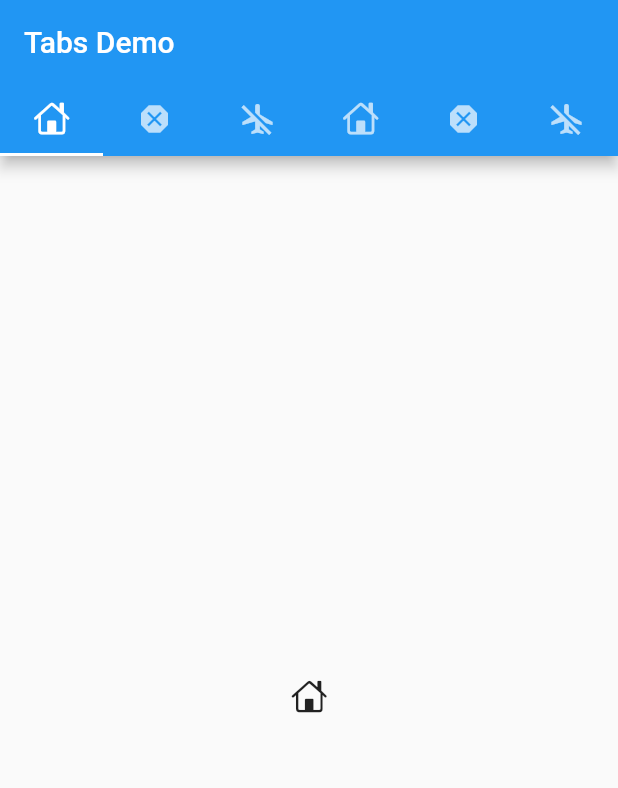
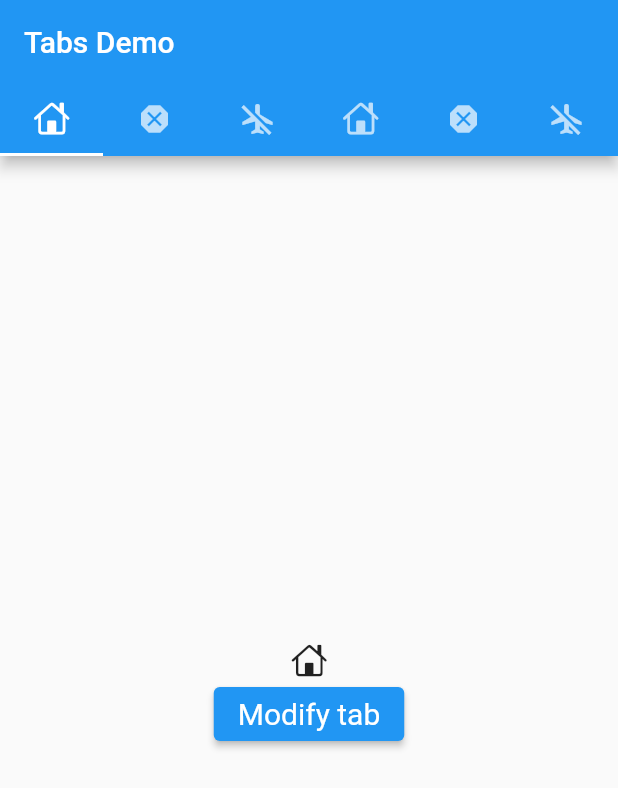
Before and after one commit to georgiIvanov/flutter-tab-bar-experiment, a Flutter app: the screen it shows after launch, on a phone screen of 412 x 824 dp. Shown: the top 788 px of the screen. Run offline on Flutter 3.47's test engine with Material 2 defaults, Android fonts, the light colour scheme and no system bars; our stand-ins replace flutter_riverpod.

Commit message:
adding a new tab at runtime

```diff
--- a/lib/main.dart
+++ b/lib/main.dart
@@ -4,5 +4,5 @@ import 'material_tab_bar.dart';
 import 'package:flutter_riverpod/flutter_riverpod.dart';
 
 void main() {
-  runApp(ProviderScope(child: const MaterialTabBarDemo()));
+  runApp(ProviderScope(child: MaterialTabBarDemo()));
 }
--- a/lib/material_tab_bar.dart
+++ b/lib/material_tab_bar.dart
@@ -8,11 +8,15 @@ final tabBarProvider = ChangeNotifierProvider<TabBarNotifier>((ref) {
 });
 
 class MaterialTabBarDemo extends ConsumerWidget {
-  const MaterialTabBarDemo({Key? key}) : super(key: key);
+  ButtonStyle style =
+      ElevatedButton.styleFrom(textStyle: const TextStyle(fontSize: 20));
+
+  MaterialTabBarDemo({Key? key}) : super(key: key);
 
   @override
   Widget build(BuildContext context, ScopedReader watch) {
     final watcher = watch(tabBarProvider);
+
     print(watcher.model.icons.length);
     return MaterialApp(
       home: DefaultTabController(
@@ -26,10 +30,26 @@ class MaterialTabBarDemo extends ConsumerWidget {
             title: const Text('Tabs Demo'),
           ),
           body: TabBarView(
-            children: watcher.model.icons.map((e) => Icon(e)).toList(),
+            children:
+                watcher.model.icons.map((e) => _createChild(e, watch)).toList(),
           ),
         ),
       ),
     );
   }
+
+  Widget _createChild(IconData icon, ScopedReader watch) {
+    return Center(
+      child: Column(mainAxisSize: MainAxisSize.min, children: [
+        Icon(icon),
+        ElevatedButton(
+            style: style,
+            onPressed: () {
+              final notifier = watch(tabBarProvider.notifier);
+              notifier.addTab(icon);
+            },
+            child: const Text("Modify tab"))
+      ]),
+    );
+  }
 }
--- a/lib/tab_bar_notifier.dart
+++ b/lib/tab_bar_notifier.dart
@@ -20,4 +20,9 @@ class TabBarNotifier extends ChangeNotifier {
     Icons.dangerous,
     Icons.airplanemode_off
   ]);
+
+  void addTab(IconData icon) {
+    model.icons.add(icon);
+    notifyListeners();
+  }
 }
```
